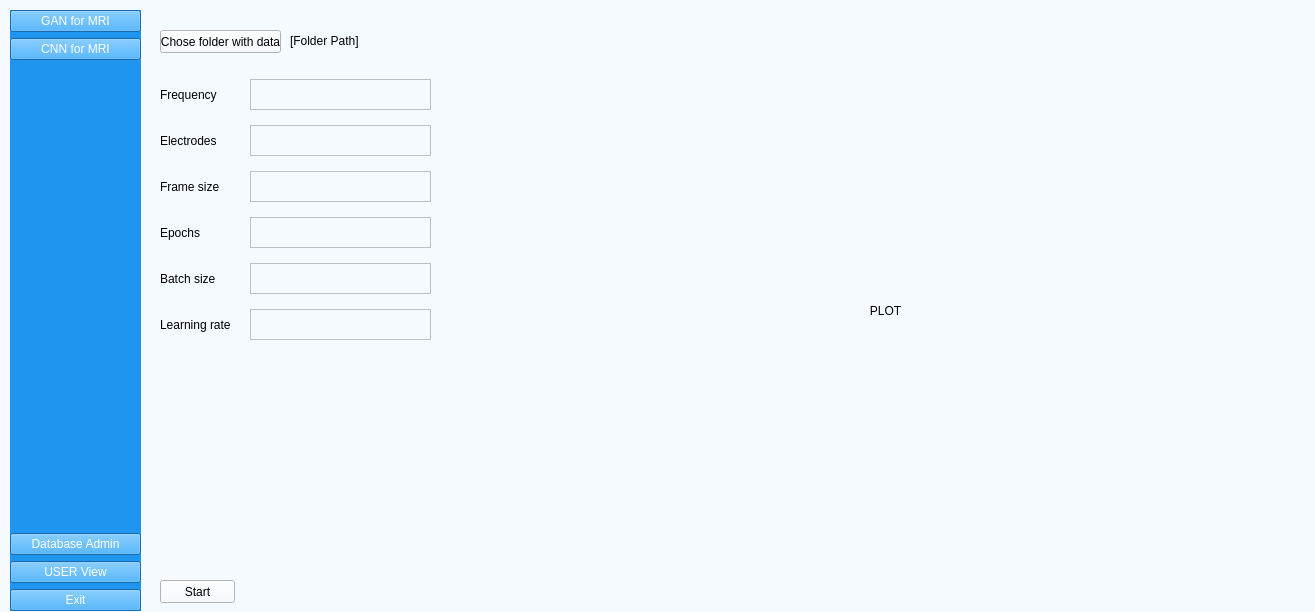
First picture: the form in UI/aUI_projekt_EEG.ui, repository matimusial/ADHDPredictorApp, before the edit.
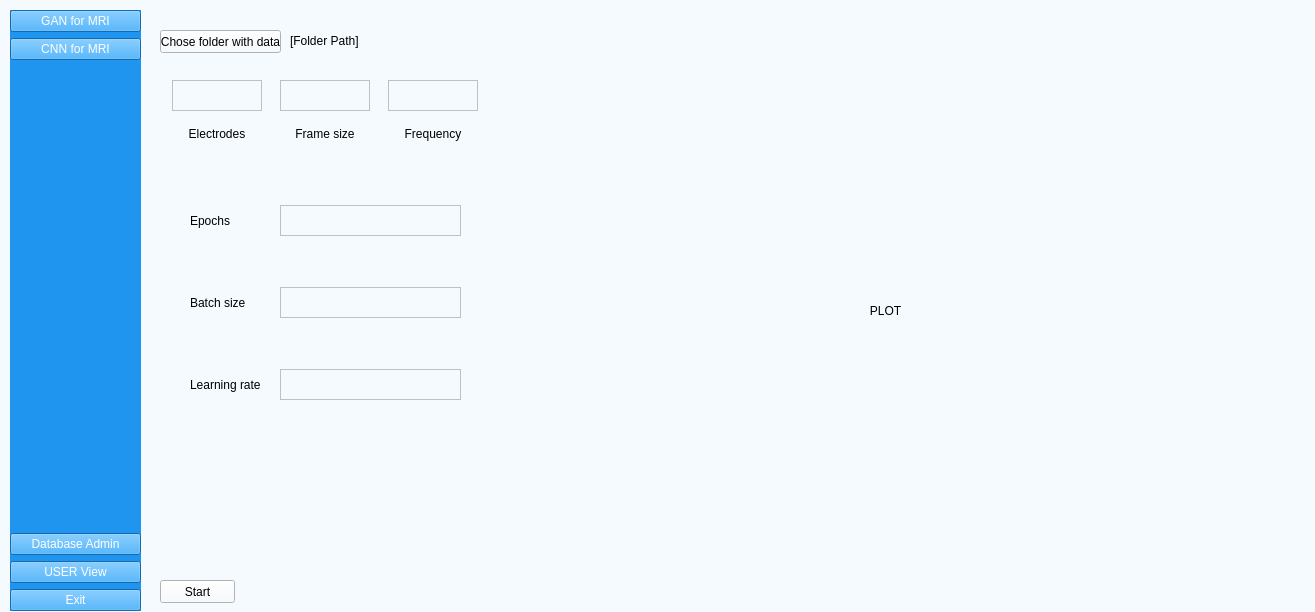
Second picture: the form after the edit.

Diff of the .ui file:
```diff
--- a/UI/aUI_projekt_EEG.ui
+++ b/UI/aUI_projekt_EEG.ui
@@ -162,94 +162,13 @@
     <widget class="QWidget" name="widget_2" native="true">
      <property name="geometry">
       <rect>
-       <x>10</x>
-       <y>60</y>
+       <x>40</x>
+       <y>150</y>
        <width>271</width>
        <height>285</height>
       </rect>
      </property>
      <layout class="QVBoxLayout" name="verticalLayout_4">
-      <item>
-       <layout class="QHBoxLayout" name="horizontalLayout_6">
-        <item>
-         <widget class="QLabel" name="frequency">
-          <property name="text">
-           <string>Frequency</string>
-          </property>
-         </widget>
-        </item>
-        <item>
-         <widget class="QTextEdit" name="textEdit_frequency">
-          <property name="minimumSize">
-           <size>
-            <width>181</width>
-            <height>31</height>
-           </size>
-          </property>
-          <property name="maximumSize">
-           <size>
-            <width>181</width>
-            <height>31</height>
-           </size>
-          </property>
-         </widget>
-        </item>
-       </layout>
-      </item>
-      <item>
-       <layout class="QHBoxLayout" name="horizontalLayout_4">
-        <item>
-         <widget class="QLabel" name="electrodes">
-          <property name="text">
-           <string>Electrodes</string>
-          </property>
-         </widget>
-        </item>
-        <item>
-         <widget class="QTextEdit" name="textEdit_electrodes">
-          <property name="minimumSize">
-           <size>
-            <width>181</width>
-            <height>31</height>
-           </size>
-          </property>
-          <property name="maximumSize">
-           <size>
-            <width>181</width>
-            <height>31</height>
-           </size>
-          </property>
-         </widget>
-        </item>
-       </layout>
-      </item>
-      <item>
-       <layout class="QHBoxLayout" name="horizontalLayout_5">
-        <item>
-         <widget class="QLabel" name="frame_size">
-          <property name="text">
-           <string>Frame size</string>
-          </property>
-         </widget>
-        </item>
-        <item>
-         <widget class="QTextEdit" name="textEdit_frame_size">
-          <property name="minimumSize">
-           <size>
-            <width>181</width>
-            <height>31</height>
-           </size>
-          </property>
-          <property name="maximumSize">
-           <size>
-            <width>181</width>
-            <height>31</height>
-           </size>
-          </property>
-         </widget>
-        </item>
-       </layout>
-      </item>
       <item>
        <layout class="QHBoxLayout" name="horizontalLayout">
         <item>
@@ -359,6 +278,96 @@
       <string>[Folder Path]</string>
      </property>
     </widget>
+    <widget class="QWidget" name="gridLayoutWidget">
+     <property name="geometry">
+      <rect>
+       <x>10</x>
+       <y>70</y>
+       <width>331</width>
+       <height>71</height>
+      </rect>
+     </property>
+     <layout class="QGridLayout" name="gridLayout">
+      <item row="1" column="0">
+       <widget class="QLabel" name="electrodes">
+        <property name="text">
+         <string>Electrodes</string>
+        </property>
+        <property name="alignment">
+         <set>Qt::AlignCenter</set>
+        </property>
+       </widget>
+      </item>
+      <item row="0" column="0">
+       <widget class="QTextEdit" name="textEdit_electrodes">
+        <property name="minimumSize">
+         <size>
+          <width>90</width>
+          <height>31</height>
+         </size>
+        </property>
+        <property name="maximumSize">
+         <size>
+          <width>90</width>
+          <height>31</height>
+         </size>
+        </property>
+       </widget>
+      </item>
+      <item row="1" column="2">
+       <widget class="QLabel" name="frequency">
+        <property name="text">
+         <string>Frequency</string>
+        </property>
+        <property name="alignment">
+         <set>Qt::AlignCenter</set>
+        </property>
+       </widget>
+      </item>
+      <item row="1" column="1">
+       <widget class="QLabel" name="frame_size">
+        <property name="text">
+         <string>Frame size</string>
+        </property>
+        <property name="alignment">
+         <set>Qt::AlignCenter</set>
+        </property>
+       </widget>
+      </item>
+      <item row="0" column="1">
+       <widget class="QTextEdit" name="textEdit_frame_size">
+        <property name="minimumSize">
+         <size>
+          <width>90</width>
+          <height>31</height>
+         </size>
+        </property>
+        <property name="maximumSize">
+         <size>
+          <width>90</width>
+          <height>31</height>
+         </size>
+        </property>
+       </widget>
+      </item>
+      <item row="0" column="2">
+       <widget class="QTextEdit" name="textEdit_frequency">
+        <property name="minimumSize">
+         <size>
+          <width>90</width>
+          <height>31</height>
+         </size>
+        </property>
+        <property name="maximumSize">
+         <size>
+          <width>90</width>
+          <height>31</height>
+         </size>
+        </property>
+       </widget>
+      </item>
+     </layout>
+    </widget>
    </widget>
   </widget>
  </widget>
```
